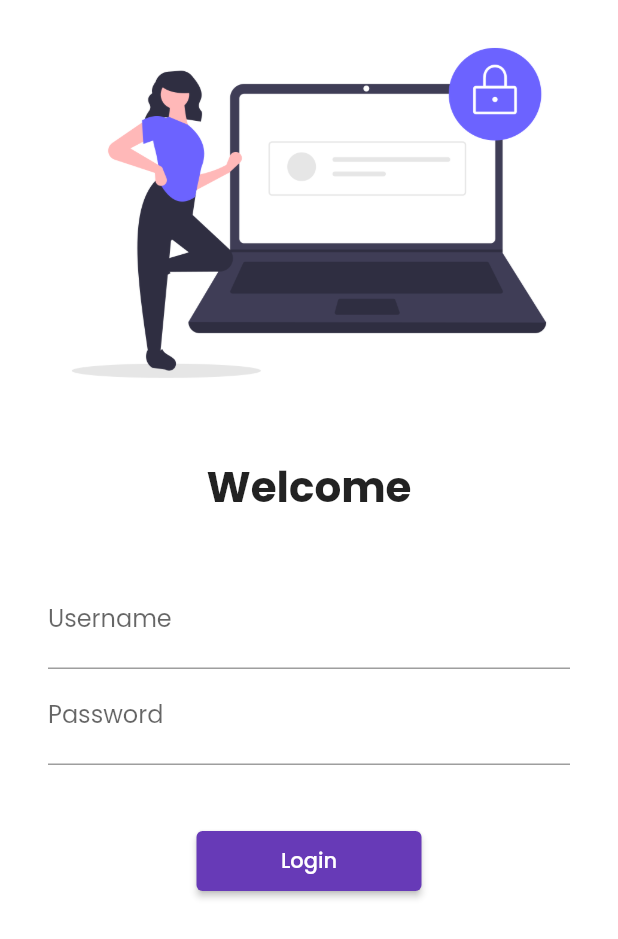
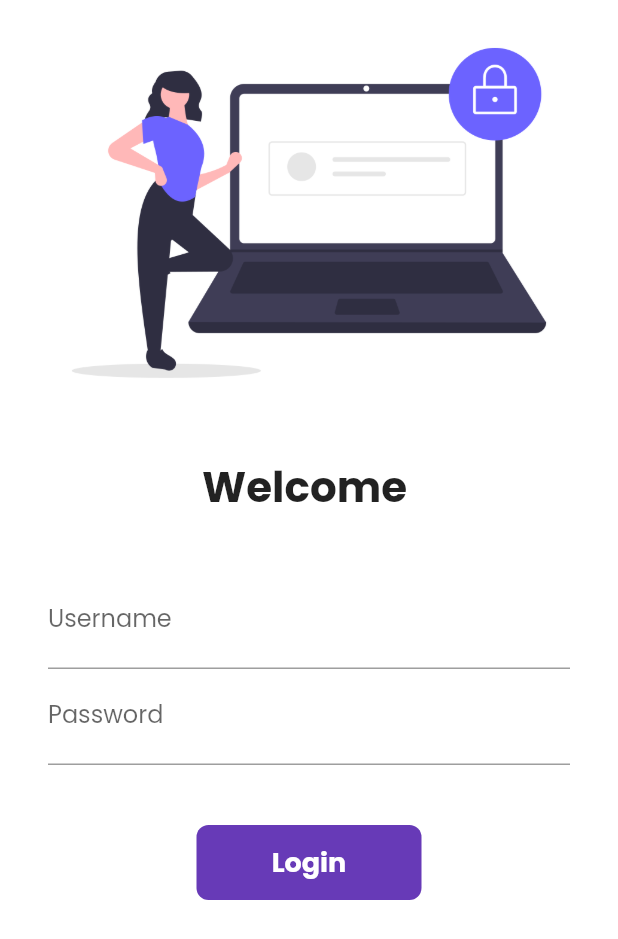
Before and after one commit to tejninal/Flutter, a Flutter app: the screen it shows after launch, on a phone screen of 412 x 824 dp. Shown: the top 939 px of the screen. Run offline on Flutter 3.47's test engine with Material 2 defaults, Android fonts, the phone set to English and light mode, and no system bars; our stand-ins replace google_fonts.

Commit message:
da4 completed

```diff
--- a/lib/pages/login_page.dart
+++ b/lib/pages/login_page.dart
@@ -1,7 +1,15 @@
 import 'package:flutter/material.dart';
 import 'package:flutter_ecommerce/utils/routes.dart';
 
-class LoginPage extends StatelessWidget {
+class LoginPage extends StatefulWidget {
+  @override
+  _LoginPageState createState() => _LoginPageState();
+}
+
+class _LoginPageState extends State<LoginPage> {
+  String name = "";
+  bool changeButton = false;
+
   @override
   Widget build(BuildContext context) {
     return Material(
@@ -17,7 +25,7 @@ class LoginPage extends StatelessWidget {
               height: 20.0,
             ),
             Text(
-              "Welcome",
+              "Welcome $name",
               style: TextStyle(
                 fontSize: 28,
                 fontWeight: FontWeight.bold,
@@ -35,6 +43,10 @@ class LoginPage extends StatelessWidget {
                       hintText: "Enter Username",
                       labelText: "Username",
                     ),
+                    onChanged: (value) {
+                      name = value;
+                      setState(() {});
+                    },
                   ),
                   TextFormField(
                     obscureText: true,
@@ -46,13 +58,43 @@ class LoginPage extends StatelessWidget {
                   SizedBox(
                     height: 40.0,
                   ),
-                  ElevatedButton(
-                    child: Text("Login"),
-                    style: TextButton.styleFrom(minimumSize: Size(150, 40)),
-                    onPressed: () {
+
+                  InkWell(
+                    onTap: () async {
+                      setState(() {
+                        changeButton = true;
+                      });
+
+                      await Future.delayed(Duration(seconds: 1));
                       Navigator.pushNamed(context, MyRoutes2.homeRoute);
                     },
-                  )
+                    child: AnimatedContainer(
+                      duration: Duration(seconds: 1),
+                      width: changeButton ? 50: 150,
+                      height: 50,
+                      alignment: Alignment.center,
+                      child: changeButton ? Icon(Icons.done, color: Colors.white) : Text(
+                        "Login",
+                        style: TextStyle(
+                          color: Colors.white,
+                          fontSize: 18,
+                          fontWeight: FontWeight.bold,
+                        )
+                      ),
+                      decoration: BoxDecoration(
+                        color: Colors.deepPurple,
+                        borderRadius: BorderRadius.circular(changeButton ? 50 : 8),
+                      ),
+                    ),
+                  ),
+
+                  // ElevatedButton(
+                  //   child: Text("Login"),
+                  //   style: TextButton.styleFrom(minimumSize: Size(150, 40)),
+                  //   onPressed: () {
+                  //     Navigator.pushNamed(context, MyRoutes2.homeRoute);
+                  //   },
+                  // )
                 ],
               ),
             )
```
